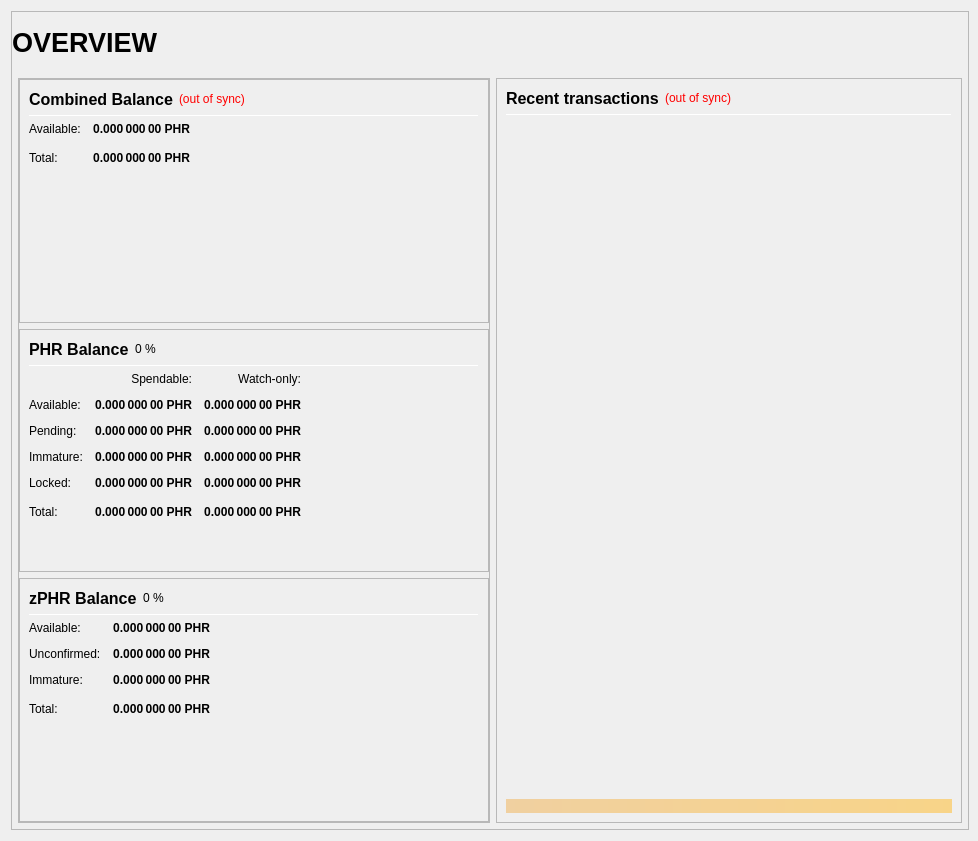
First picture: the form in src/qt/forms/overviewpage.ui, repository nodecircle/NodeCircle, before the edit.
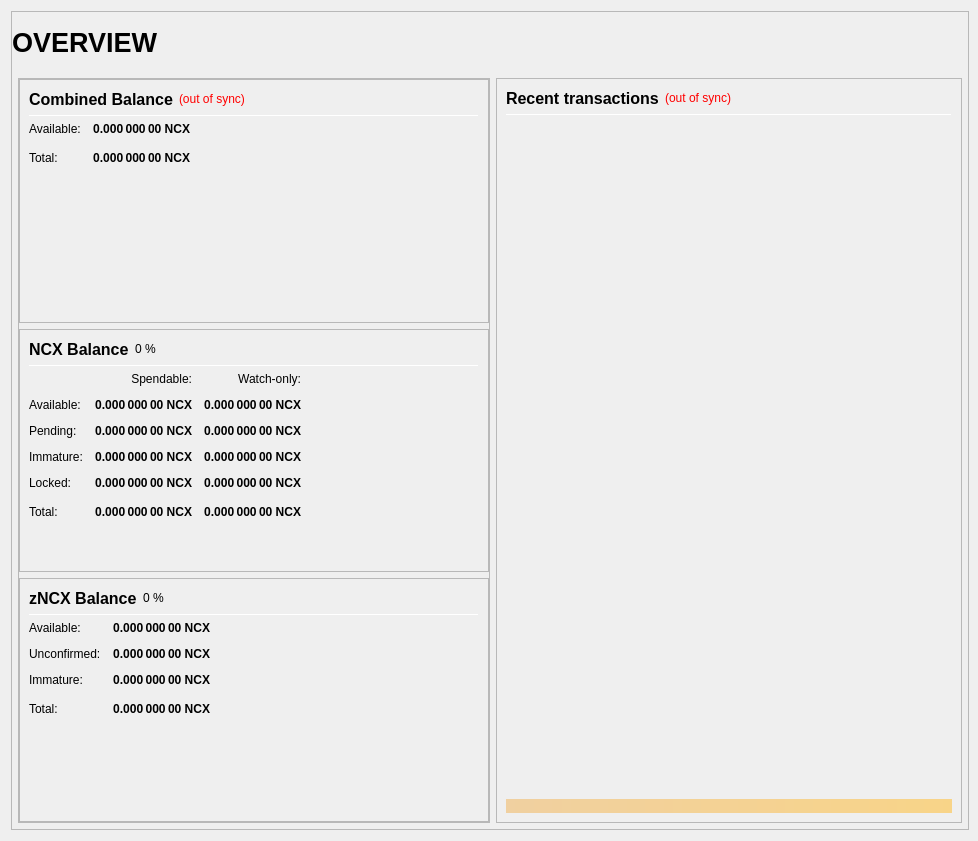
Second picture: the form after the edit.

Diff of the .ui file:
```diff
--- a/src/qt/forms/overviewpage.ui
+++ b/src/qt/forms/overviewpage.ui
@@ -333,7 +333,7 @@
                           <string>Your current spendable balance</string>
                          </property>
                          <property name="text">
-                          <string notr="true">0.000 000 00 PHR</string>
+                          <string notr="true">0.000 000 00 NCX</string>
                          </property>
                          <property name="alignment">
                           <set>Qt::AlignRight|Qt::AlignTrailing|Qt::AlignVCenter</set>
@@ -365,7 +365,7 @@
                           <string>Total Balance, including all unavailable coins.</string>
                          </property>
                          <property name="text">
-                          <string notr="true">0.000 000 00 PHR</string>
+                          <string notr="true">0.000 000 00 NCX</string>
                          </property>
                          <property name="alignment">
                           <set>Qt::AlignRight|Qt::AlignTrailing|Qt::AlignVCenter</set>
@@ -433,7 +433,7 @@
                           </font>
                          </property>
                          <property name="text">
-                          <string>PHR Balance</string>
+                          <string>NCX Balance</string>
                          </property>
                         </widget>
                        </item>
@@ -525,7 +525,7 @@
                           <string>Your current spendable balance</string>
                          </property>
                          <property name="text">
-                          <string notr="true">0.000 000 00 PHR</string>
+                          <string notr="true">0.000 000 00 NCX</string>
                          </property>
                          <property name="alignment">
                           <set>Qt::AlignRight|Qt::AlignTrailing|Qt::AlignVCenter</set>
@@ -550,7 +550,7 @@
                           <string>Your current balance in watch-only addresses</string>
                          </property>
                          <property name="text">
-                          <string notr="true">0.000 000 00 PHR</string>
+                          <string notr="true">0.000 000 00 NCX</string>
                          </property>
                          <property name="alignment">
                           <set>Qt::AlignRight|Qt::AlignTrailing|Qt::AlignVCenter</set>
@@ -582,7 +582,7 @@
                           <string>Total of transactions that have yet to be confirmed, and do not yet count toward the spendable balance</string>
                          </property>
                          <property name="text">
-                          <string notr="true">0.000 000 00 PHR</string>
+                          <string notr="true">0.000 000 00 NCX</string>
                          </property>
                          <property name="alignment">
                           <set>Qt::AlignRight|Qt::AlignTrailing|Qt::AlignVCenter</set>
@@ -607,7 +607,7 @@
                           <string>Unconfirmed transactions to watch-only addresses</string>
                          </property>
                          <property name="text">
-                          <string notr="true">0.000 000 00 PHR</string>
+                          <string notr="true">0.000 000 00 NCX</string>
                          </property>
                          <property name="alignment">
                           <set>Qt::AlignRight|Qt::AlignTrailing|Qt::AlignVCenter</set>
@@ -639,7 +639,7 @@
                           <string>Staked or masternode rewards that has not yet matured</string>
                          </property>
                          <property name="text">
-                          <string notr="true">0.000 000 00 PHR</string>
+                          <string notr="true">0.000 000 00 NCX</string>
                          </property>
                          <property name="alignment">
                           <set>Qt::AlignRight|Qt::AlignTrailing|Qt::AlignVCenter</set>
@@ -664,7 +664,7 @@
                           <string>Staked or masternode rewards in watch-only addresses that has not yet matured</string>
                          </property>
                          <property name="text">
-                          <string notr="true">0.000 000 00 PHR</string>
+                          <string notr="true">0.000 000 00 NCX</string>
                          </property>
                          <property name="alignment">
                           <set>Qt::AlignRight|Qt::AlignTrailing|Qt::AlignVCenter</set>
@@ -699,7 +699,7 @@
                           <string>Locked PHR or Masternode collaterals. These are excluded from zPHR minting.</string>
                          </property>
                          <property name="text">
-                          <string notr="true">0.000 000 00 PHR</string>
+                          <string notr="true">0.000 000 00 NCX</string>
                          </property>
                          <property name="alignment">
                           <set>Qt::AlignRight|Qt::AlignTrailing|Qt::AlignVCenter</set>
@@ -724,7 +724,7 @@
                           <string>Current locked balance in watch-only addresses</string>
                          </property>
                          <property name="text">
-                          <string notr="true">0.000 000 00 PHR</string>
+                          <string notr="true">0.000 000 00 NCX</string>
                          </property>
                          <property name="alignment">
                           <set>Qt::AlignRight|Qt::AlignTrailing|Qt::AlignVCenter</set>
@@ -759,7 +759,7 @@
                           <string>Your current NodeCircle balance, unconfirmed and immature transactions included</string>
                          </property>
                          <property name="text">
-                          <string notr="true">0.000 000 00 PHR</string>
+                          <string notr="true">0.000 000 00 NCX</string>
                          </property>
                          <property name="alignment">
                           <set>Qt::AlignRight|Qt::AlignTrailing|Qt::AlignVCenter</set>
@@ -784,7 +784,7 @@
                           <string>Current total balance in watch-only addresses</string>
                          </property>
                          <property name="text">
-                          <string notr="true">0.000 000 00 PHR</string>
+                          <string notr="true">0.000 000 00 NCX</string>
                          </property>
                          <property name="alignment">
                           <set>Qt::AlignRight|Qt::AlignTrailing|Qt::AlignVCenter</set>
@@ -852,7 +852,7 @@
                           </font>
                          </property>
                          <property name="text">
-                          <string>zPHR Balance</string>
+                          <string>zNCX Balance</string>
                          </property>
                         </widget>
                        </item>
@@ -926,7 +926,7 @@
 These zPHR are spendable.</string>
                          </property>
                          <property name="text">
-                          <string notr="true">0.000 000 00 PHR</string>
+                          <string notr="true">0.000 000 00 NCX</string>
                          </property>
                          <property name="alignment">
                           <set>Qt::AlignRight|Qt::AlignTrailing|Qt::AlignVCenter</set>
@@ -957,7 +957,7 @@
 Immature: confirmed, but less than 3 mints of the same denomination after it was minted</string>
                          </property>
                          <property name="text">
-                          <string notr="true">0.000 000 00 PHR</string>
+                          <string notr="true">0.000 000 00 NCX</string>
                          </property>
                          <property name="alignment">
                           <set>Qt::AlignRight|Qt::AlignTrailing|Qt::AlignVCenter</set>
@@ -988,7 +988,7 @@
 Immature: confirmed, but less than 3 mints of the same denomination after it was minted</string>
                          </property>
                          <property name="text">
-                          <string notr="true">0.000 000 00 PHR</string>
+                          <string notr="true">0.000 000 00 NCX</string>
                          </property>
                          <property name="alignment">
                           <set>Qt::AlignRight|Qt::AlignTrailing|Qt::AlignVCenter</set>
@@ -1020,7 +1020,7 @@
                           <string>Your current zPHR balance, unconfirmed and immature zPHR included.</string>
                          </property>
                          <property name="text">
-                          <string notr="true">0.000 000 00 PHR</string>
+                          <string notr="true">0.000 000 00 NCX</string>
                          </property>
                          <property name="alignment">
                           <set>Qt::AlignRight|Qt::AlignTrailing|Qt::AlignVCenter</set>
```
Left out of the diff: 16 changed lines with no effect on the pictures.
